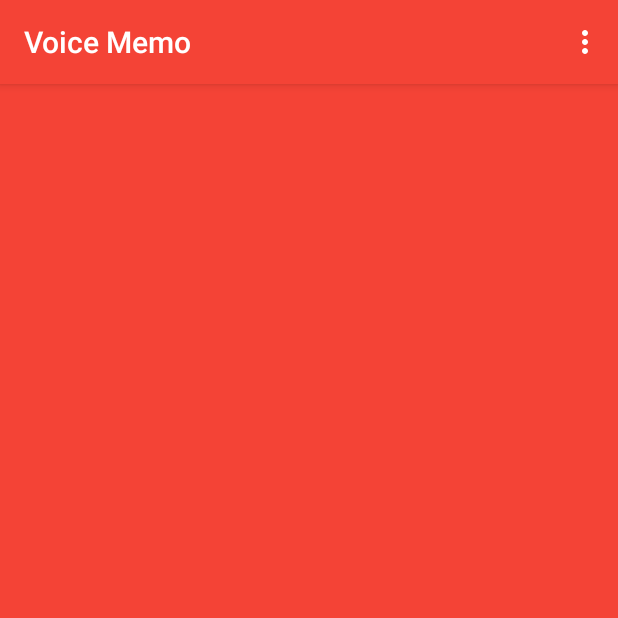
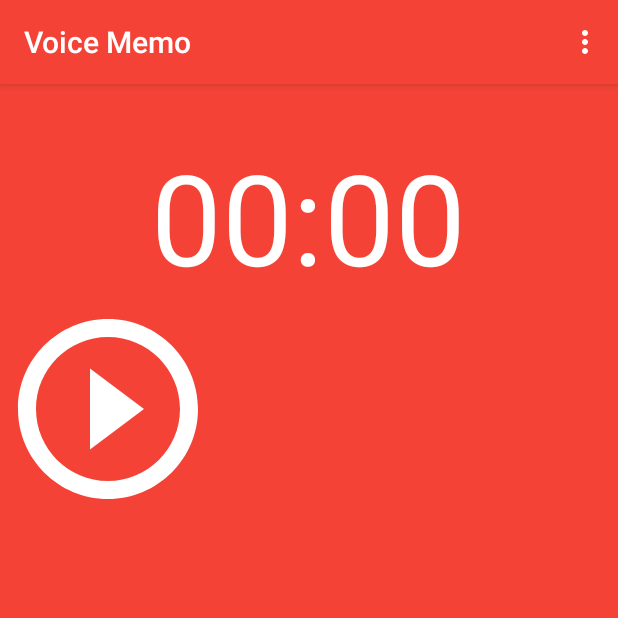
Before and after one commit to GoodEnoughSoftware/voice-memo-android, an Android app: the fragment RecordingFragment placed in its activity, in the options menu, after a tap on "Settings", on a phone screen of 412 x 824 dp, the top half of it. Run offline under Robolectric (Android 15) with nearby library versions, the phone set to English and light mode, and no system bars; libraries missing offline, so code that uses them is left out: com.afollestad.materialdialogs.

Commit message:
Started recording process

```diff
--- a/app/build.gradle
+++ b/app/build.gradle
@@ -26,5 +26,5 @@ dependencies {
     compile 'com.android.support:design:24.0.0'
     compile 'com.afollestad.material-dialogs:core:0.8.6.2'
     compile 'com.android.support:cardview-v7:24.0.0'
-    //compile 'com.github.GoodEnoughSoftware:audroid:v0.1-alpha'
+    compile 'com.github.GoodEnoughSoftware:audroid:v0.2-alpha'
 }
--- /dev/null
+++ b/app/src/main/res/drawable/pause_circle_white.xml
@@ -0,0 +1,14 @@
+<?xml version="1.0" encoding="utf-8"?>
+<vector xmlns:android="http://schemas.android.com/apk/res/android"
+    android:width="24dp"
+    android:height="24dp"
+    android:viewportWidth="24"
+    android:viewportHeight="24">
+
+    <path
+        android:pathData="M0 0h24v24H0z" />
+    <path
+        android:fillColor="@android:color/white"
+        android:pathData="M9 16h2V8H9v8zm3-14C6.48 2 2 6.48 2 12s4.48 10 10 10 10-4.48 10-10S17.52 2 12
+2zm0 18c-4.41 0-8-3.59-8-8s3.59-8 8-8 8 3.59 8 8-3.59 8-8 8zm1-4h2V8h-2v8z" />
+</vector>
--- /dev/null
+++ b/app/src/main/res/drawable/play_circle_white.xml
@@ -0,0 +1,14 @@
+<?xml version="1.0" encoding="utf-8"?>
+<vector xmlns:android="http://schemas.android.com/apk/res/android"
+    android:width="24dp"
+    android:height="24dp"
+    android:viewportWidth="24"
+    android:viewportHeight="24">
+
+    <path
+        android:pathData="M0 0h24v24H0z" />
+    <path
+        android:fillColor="@android:color/white"
+        android:pathData="M10 16.5l6-4.5-6-4.5v9zM12 2C6.48 2 2 6.48 2 12s4.48 10 10 10 10-4.48
+10-10S17.52 2 12 2zm0 18c-4.41 0-8-3.59-8-8s3.59-8 8-8 8 3.59 8 8-3.59 8-8 8z" />
+</vector>
--- a/app/src/main/res/layout/fragment_recording.xml
+++ b/app/src/main/res/layout/fragment_recording.xml
@@ -6,4 +6,57 @@
     android:theme="@style/AppTheme.NoActionBar"
     android:id="@+id/recording_screen">
 
+    <LinearLayout
+        android:orientation="horizontal"
+        android:layout_width="match_parent"
+        android:layout_height="wrap_content"
+        android:id="@+id/timer_container"
+        android:gravity="center_horizontal"
+        android:layout_marginTop="32dp">
+
+        <TextView
+            android:layout_width="wrap_content"
+            android:layout_height="wrap_content"
+            android:textAppearance="?android:attr/textAppearanceLarge"
+            android:text="00"
+            android:id="@+id/minute_number"
+            android:textColor="@android:color/white"
+            android:textSize="@dimen/timer_size" />
+
+        <TextView
+            android:layout_width="wrap_content"
+            android:layout_height="wrap_content"
+            android:textAppearance="?android:attr/textAppearanceLarge"
+            android:text=":"
+            android:id="@+id/timer_separator"
+            android:textColor="@android:color/white"
+            android:textSize="@dimen/timer_size" />
+
+        <TextView
+            android:layout_width="wrap_content"
+            android:layout_height="wrap_content"
+            android:textAppearance="?android:attr/textAppearanceLarge"
+            android:text="00"
+            android:id="@+id/second_number"
+            android:textColor="@android:color/white"
+            android:textSize="@dimen/timer_size" />
+
+    </LinearLayout>
+
+    <LinearLayout
+        android:orientation="horizontal"
+        android:layout_width="match_parent"
+        android:layout_height="wrap_content">
+
+        <ImageView
+            android:layout_width="@dimen/timer_button_size"
+            android:layout_height="@dimen/timer_button_size"
+            android:id="@+id/play_pause_button"
+            android:src="@drawable/play_circle_white" />
+
+        <ImageView
+            android:layout_width="wrap_content"
+            android:layout_height="wrap_content"
+            android:id="@+id/stop_button" />
+    </LinearLayout>
 </LinearLayout>
--- a/app/src/main/res/values/dimens.xml
+++ b/app/src/main/res/values/dimens.xml
@@ -3,4 +3,6 @@
     <dimen name="activity_horizontal_margin">16dp</dimen>
     <dimen name="activity_vertical_margin">16dp</dimen>
     <dimen name="fab_margin">16dp</dimen>
+    <dimen name="timer_size">84sp</dimen>
+    <dimen name="timer_button_size">144sp</dimen>
 </resources>
```
